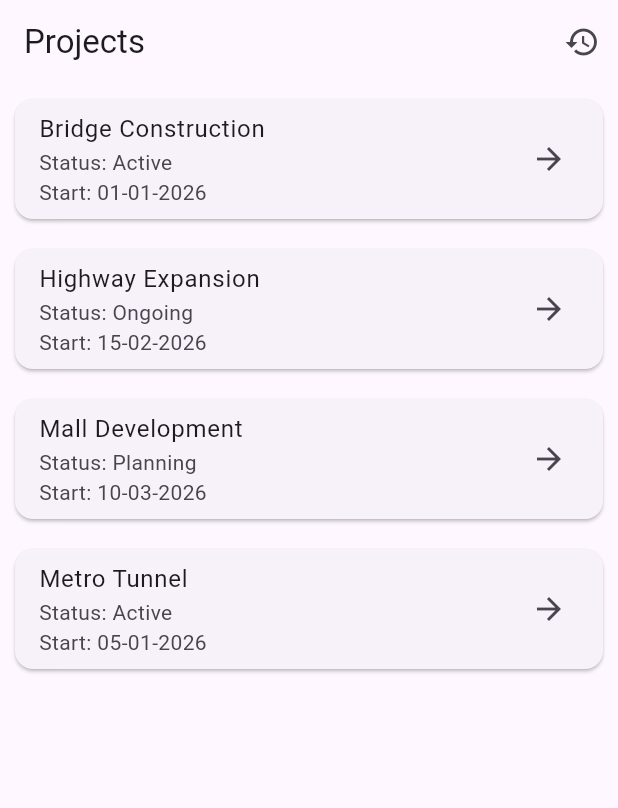
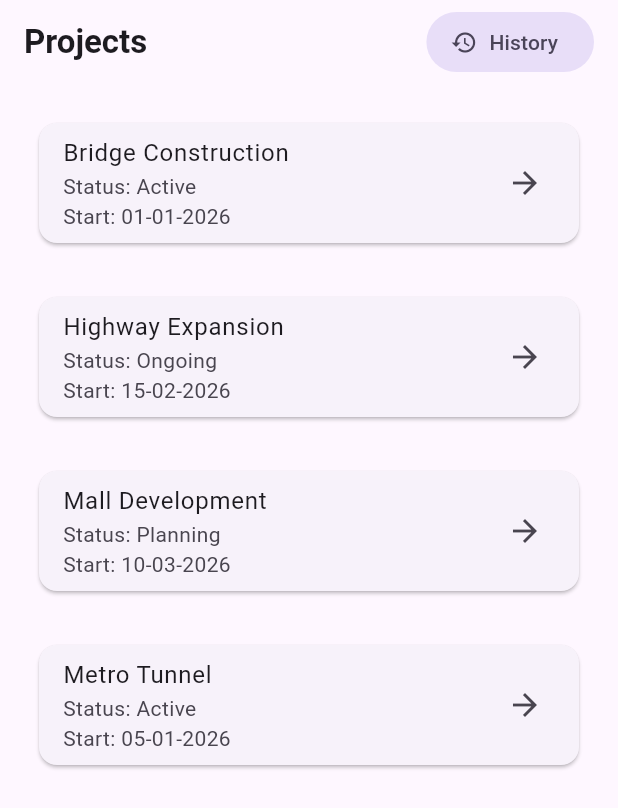
Before and after one commit to KrishPatel1605/drp_app, a Flutter app: the ProjectListScreen screen opened directly, on a phone screen of 412 x 824 dp. Shown: the top 808 px of the screen. Run offline on Flutter 3.47's test engine with Material 3 defaults, Android fonts, the phone set to English and light mode, and no system bars; our stand-ins replace image_picker.

Commit message:
project list ui update

```diff
--- a/lib/screens/project_list_screen.dart
+++ b/lib/screens/project_list_screen.dart
@@ -15,14 +15,18 @@ class ProjectListScreen extends StatelessWidget {
 
   @override
   Widget build(BuildContext context) {
-
     return Scaffold(
       appBar: AppBar(
-        title: const Text("Projects"),
-
+        title: const Text(
+          "Projects",
+          style: TextStyle(fontWeight: FontWeight.bold),
+        ),
         actions: [
-          IconButton(
+          Padding(
+            padding: const EdgeInsets.only(right: 16.0),
+            child: FilledButton.tonalIcon(
               icon: const Icon(Icons.history),
+              label: const Text("History"),
               onPressed: () {
                 Navigator.push(
                   context,
@@ -31,15 +35,19 @@ class ProjectListScreen extends StatelessWidget {
                   ),
                 );
               },
-          )
+            ),
+          ),
         ],
       ),
 
       body: ListView.builder(
+        padding: const EdgeInsets.all(16.0),
         itemCount: projects.length,
-
         itemBuilder: (context, index) {
-          return ProjectCard(project: projects[index]);
+          return Padding(
+            padding: const EdgeInsets.only(bottom: 16.0),
+            child: ProjectCard(project: projects[index]),
+          );
         },
       ),
     );
```
Lines whose indentation alone changed are shown as unchanged.
